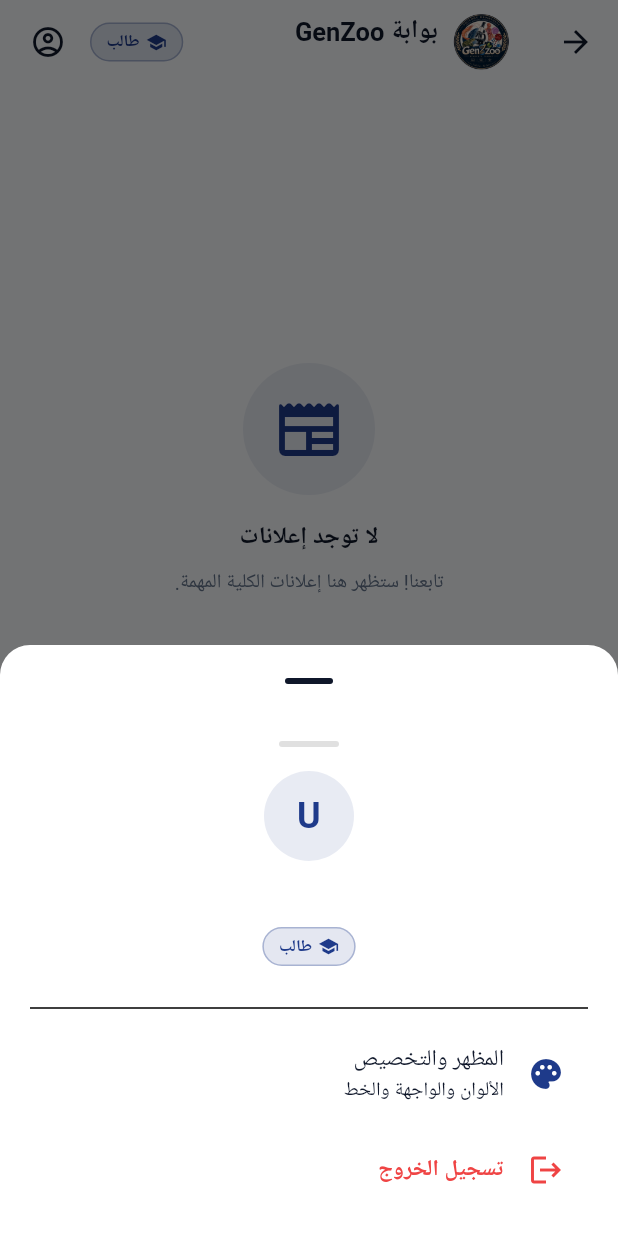
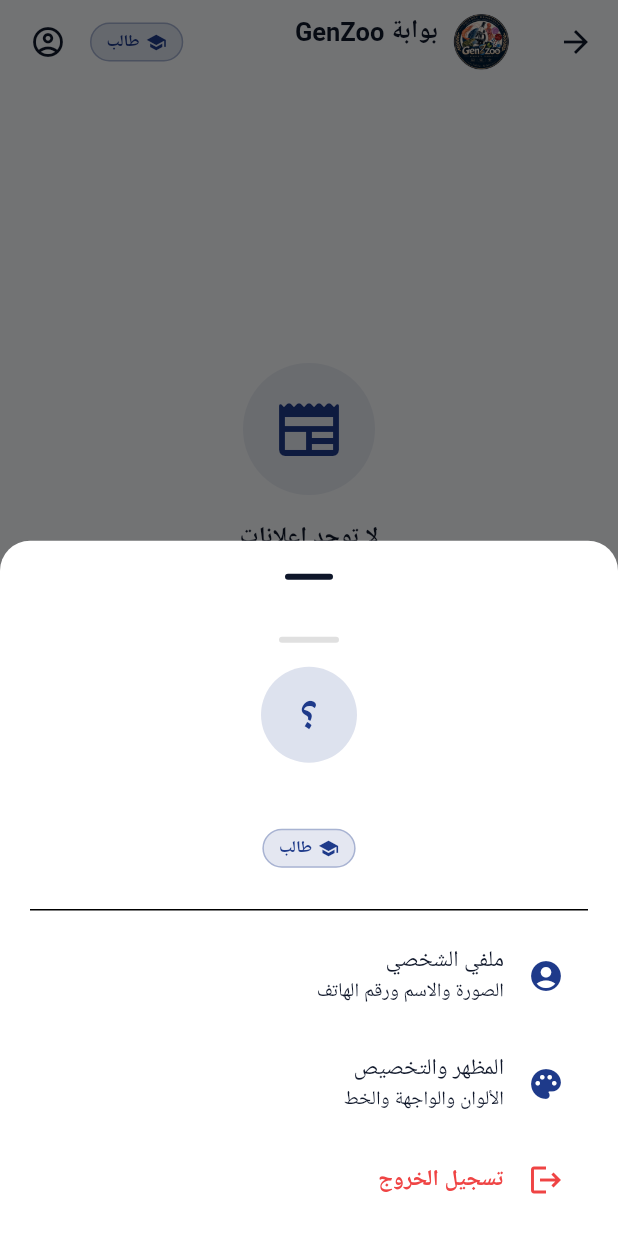
Before and after one commit to gamalzakareya6-star/GenZoo-app, a Flutter app: the MainNavigationScreen screen opened directly, scrolled down 456 dp, after a tap on the "account circle" icon, on a phone screen of 412 x 824 dp. Run offline on Flutter 3.47's test engine with Material 3 defaults, Android fonts, the phone set to English and light mode, and no system bars; our stand-ins replace audioplayers, cloud_firestore, file_picker, firebase_auth, firebase_core, firebase_messaging and 12 more; missing offline and left inert: background_downloader, pdfx, record; accounts and stored records are empty; network calls fail; Roboto replaces fonts that are missing (Cairo).

Commit message:
feat: profile (photo, name, phone, bio, year, department), avatars in chat/comments/leaderboard, admin students directory
Co-Authored-By: Claude Sonnet 5.5 <noreply@anthropic.com>
Claude-Session: https://claude.ai/code/session_01GVb6vdXPADLjyTr5ypMTK2

```diff
--- a/lib/core/services/auth_service.dart
+++ b/lib/core/services/auth_service.dart
@@ -69,6 +69,7 @@ class AuthService {
     required String password,
     required String displayName,
     required String academicYear,
+    String? phone,
   }) async {
     final result =
         await _auth.createUserWithEmailAndPassword(
@@ -88,6 +89,7 @@ class AuthService {
       displayName: displayName.trim(),
       role: UserRole.student,
       academicYear: academicYear,
+      phone: phone,
       createdAt: DateTime.now(),
     );
 
--- a/lib/core/services/camp_service.dart
+++ b/lib/core/services/camp_service.dart
@@ -192,6 +192,7 @@ class CampService {
     String fileUrl = '',
     String audioUrl = '',
     int audioSecs = 0,
+    String photo = '',
     Map<String, dynamic>? replyTo,
   }) {
     return _camps.doc(campId).collection('messages').add({
@@ -203,6 +204,7 @@ class CampService {
       'fileUrl': fileUrl,
       'audioUrl': audioUrl,
       'audioSecs': audioSecs,
+      if (photo.isNotEmpty) 'photo': photo,
       'reactions': <String, String>{},
       'seenBy': [uid],
       if (replyTo != null) 'replyTo': replyTo,
--- a/lib/core/services/comments_service.dart
+++ b/lib/core/services/comments_service.dart
@@ -5,6 +5,7 @@ class NewsComment {
   final String uid;
   final String name;
   final String text;
+  final String photo;
   final DateTime createdAt;
 
   const NewsComment({
@@ -12,6 +13,7 @@ class NewsComment {
     required this.uid,
     required this.name,
     required this.text,
+    this.photo = '',
     required this.createdAt,
   });
 
@@ -22,6 +24,7 @@ class NewsComment {
       uid: d['uid'] as String? ?? '',
       name: d['name'] as String? ?? 'طالب',
       text: d['text'] as String? ?? '',
+      photo: d['photo'] as String? ?? '',
       // A just-written comment has no server time yet.
       createdAt: (d['createdAt'] as Timestamp?)?.toDate() ?? DateTime.now(),
     );
@@ -46,10 +49,12 @@ class CommentsService {
     required String uid,
     required String name,
     required String text,
+    String photo = '',
   }) {
     return _col(newsId).add({
       'uid': uid,
       'name': name,
+      if (photo.isNotEmpty) 'photo': photo,
       'text': text.trim(),
       'createdAt': FieldValue.serverTimestamp(),
     });
--- a/lib/models/camp_model.dart
+++ b/lib/models/camp_model.dart
@@ -114,6 +114,7 @@ class CampMessage {
   final String fileUrl;
   final String audioUrl;
   final int audioSecs;
+  final String photo;
   final Map<String, String> reactions; // uid -> emoji
   final List<String> seenBy;
   final Map<String, dynamic>? replyTo; // {id, name, text}
@@ -131,6 +132,7 @@ class CampMessage {
     required this.fileUrl,
     required this.audioUrl,
     required this.audioSecs,
+    this.photo = '',
     required this.reactions,
     required this.seenBy,
     required this.replyTo,
@@ -152,6 +154,7 @@ class CampMessage {
       fileUrl: d['fileUrl'] as String? ?? '',
       audioUrl: d['audioUrl'] as String? ?? '',
       audioSecs: (d['audioSecs'] as num?)?.toInt() ?? 0,
+      photo: d['photo'] as String? ?? '',
       reactions: r is Map ? {for (final e in r.entries) '${e.key}': '${e.value}'} : const {},
       seenBy: (d['seenBy'] as List<dynamic>? ?? []).whereType<String>().toList(),
       replyTo: d['replyTo'] is Map ? Map<String, dynamic>.from(d['replyTo'] as Map) : null,
--- a/lib/models/user_model.dart
+++ b/lib/models/user_model.dart
@@ -9,6 +9,10 @@ class AppUser {
   final UserRole role;
   final String? academicYear;
   final String? studentId;
+  final String? phone;
+  final String? bio;
+  final String? department;
+  final String? photoUrl;
   final DateTime? createdAt;
 
   AppUser({
@@ -18,8 +22,35 @@ class AppUser {
     this.role = UserRole.student,
     this.academicYear,
     this.studentId,
+    this.phone,
+    this.bio,
+    this.department,
+    this.photoUrl,
     this.createdAt,
   });
+
+  AppUser copyWith({
+    String? displayName,
+    String? academicYear,
+    String? phone,
+    String? bio,
+    String? department,
+    String? photoUrl,
+    bool clearPhoto = false,
+  }) =>
+      AppUser(
+        uid: uid,
+        email: email,
+        displayName: displayName ?? this.displayName,
+        role: role,
+        academicYear: academicYear ?? this.academicYear,
+        studentId: studentId,
+        phone: phone ?? this.phone,
+        bio: bio ?? this.bio,
+        department: department ?? this.department,
+        photoUrl: clearPhoto ? null : (photoUrl ?? this.photoUrl),
+        createdAt: createdAt,
+      );
 
   bool get isAdmin => role == UserRole.admin;
 
@@ -34,6 +65,10 @@ class AppUser {
       role: roleStr.toLowerCase() == 'admin' ? UserRole.admin : UserRole.student,
       academicYear: data['academicYear'] as String?,
       studentId: data['studentId'] as String?,
+      phone: data['phone'] as String?,
+      bio: data['bio'] as String?,
+      department: data['department'] as String?,
+      photoUrl: data['photoUrl'] as String?,
       createdAt: (data['createdAt'] as Timestamp?)?.toDate(),
     );
   }
@@ -46,6 +81,10 @@ class AppUser {
       'role': role == UserRole.admin ? 'admin' : 'student',
       'academicYear': academicYear,
       'studentId': studentId,
+      if (phone != null) 'phone': phone,
+      if (bio != null) 'bio': bio,
+      if (department != null) 'department': department,
+      if (photoUrl != null) 'photoUrl': photoUrl,
       'createdAt': createdAt != null ? Timestamp.fromDate(createdAt!) : FieldValue.serverTimestamp(),
     };
   }
--- a/lib/screens/camps/camp_detail_screen.dart
+++ b/lib/screens/camps/camp_detail_screen.dart
@@ -101,7 +101,9 @@ class _MemberView extends StatelessWidget {
 
   @override
   Widget build(BuildContext context) {
-    final name = context.read<UserAuthProvider>().user?.displayName ?? 'عضو';
+    final me = context.read<UserAuthProvider>().user;
+    final name = me?.displayName ?? 'عضو';
+    final photo = me?.photoUrl ?? '';
     return DefaultTabController(
       length: 4,
       child: Scaffold(
@@ -138,7 +140,7 @@ class _MemberView extends StatelessWidget {
           FadeSlideIn(offsetY: -12, child: _Header(camp: camp)),
           Expanded(
             child: TabBarView(children: [
-              CampChat(camp: camp, uid: uid, name: name, manage: _manage),
+              CampChat(camp: camp, uid: uid, name: name, photo: photo, manage: _manage),
               _Tasks(camp: camp, uid: uid, manage: _manage),
               _Files(camp: camp, manage: _manage),
               _Members(camp: camp),
--- a/lib/screens/main_navigation_screen.dart
+++ b/lib/screens/main_navigation_screen.dart
@@ -5,6 +5,8 @@ import '../providers/auth_provider.dart';
 import '../models/user_model.dart';
 import '../core/constants/app_colors.dart';
 import 'settings/appearance_screen.dart';
+import 'settings/profile_screen.dart';
+import '../widgets/user_avatar.dart';
 import '../widgets/custom_widgets.dart';
 import '../widgets/update_dialog.dart';
 import '../widgets/interactive_bottom_bar.dart';
@@ -177,18 +179,7 @@ class _MainNavigationScreenState extends State<MainNavigationScreen> {
                   ),
                 ),
                 const SizedBox(height: 16),
-                CircleAvatar(
-                  radius: 30,
-                  backgroundColor: AppColors.primary.withOpacity(0.1),
-                  child: Text(
-                    user.displayName.isNotEmpty ? user.displayName[0].toUpperCase() : 'U',
-                    style: TextStyle(
-                      fontSize: 24,
-                      fontWeight: FontWeight.bold,
-                      color: AppColors.primary,
-                    ),
-                  ),
-                ),
+                UserAvatar(name: user.displayName, photoUrl: user.photoUrl, radius: 32),
                 const SizedBox(height: 10),
                 Text(
                   user.displayName,
@@ -217,6 +208,16 @@ class _MainNavigationScreenState extends State<MainNavigationScreen> {
                     },
                   ),
                 ],
+                if (user.role != UserRole.guest)
+                  ListTile(
+                    leading: Icon(Icons.account_circle_rounded, color: AppColors.primary),
+                    title: const Text('ملفي الشخصي'),
+                    subtitle: const Text('الصورة والاسم ورقم الهاتف'),
+                    onTap: () {
+                      Navigator.pop(ctx);
+                      Navigator.push(context, AppRoute.fadeSlide(const ProfileScreen()));
+                    },
+                  ),
                 ListTile(
                   leading: Icon(Icons.palette_rounded, color: AppColors.primary),
                   title: const Text('المظهر والتخصيص'),
--- /dev/null
+++ b/lib/widgets/user_avatar.dart
@@ -0,0 +1,37 @@
+import 'package:flutter/material.dart';
+
+import '../core/constants/app_colors.dart';
+import '../core/utils/drive_link.dart';
+
+/// Profile picture, or the first letter of the name when there is none.
+class UserAvatar extends StatelessWidget {
+  final String? photoUrl;
+  final String name;
+  final double radius;
+  const UserAvatar({super.key, required this.name, this.photoUrl, this.radius = 20});
+
+  @override
+  Widget build(BuildContext context) {
+    final initial = name.trim().isEmpty ? '؟' : name.trim().characters.first.toUpperCase();
+    final fallback = CircleAvatar(
+      radius: radius,
+      backgroundColor: AppColors.primary.withOpacity(0.15),
+      child: Text(initial, style: TextStyle(color: AppColors.primary, fontWeight: FontWeight.bold, fontSize: radius * 0.9)),
+    );
+    final url = photoUrl;
+    if (url == null || url.isEmpty) return fallback;
+    final size = (radius * 2 * MediaQuery.devicePixelRatioOf(context)).round().clamp(80, 600);
+    return ClipOval(
+      child: SizedBox(
+        width: radius * 2,
+        height: radius * 2,
+        child: Image.network(
+          driveImageUrl(url, width: size),
+          fit: BoxFit.cover,
+          loadingBuilder: (_, child, p) => p == null ? child : fallback,
+          errorBuilder: (_, __, ___) => fallback,
+        ),
+      ),
+    );
+  }
+}
```
Also changed, not shown: lib/core/utils/phone.dart (added, +27 -0 lines), lib/providers/auth_provider.dart (+57 -0 lines), lib/providers/forest_provider.dart (+4 -3 lines), lib/screens/admin/admin_dashboard_screen.dart (+11 -0 lines), lib/screens/admin/students_screen.dart (added, +98 -0 lines), lib/screens/auth/login_screen.dart (+20 -0 lines), lib/screens/camps/camp_chat.dart (+22 -5 lines), lib/screens/forest/forest_screen.dart (+7 -2 lines), lib/screens/settings/profile_screen.dart (added, +196 -0 lines), lib/widgets/comments_section.dart (+3 -6 lines).
